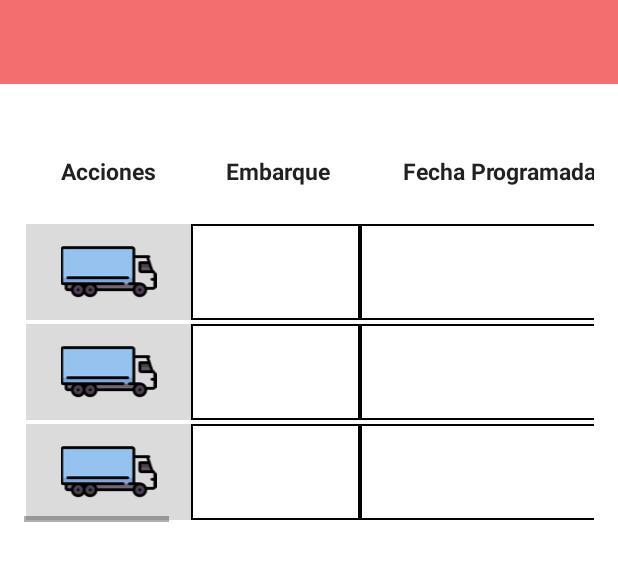
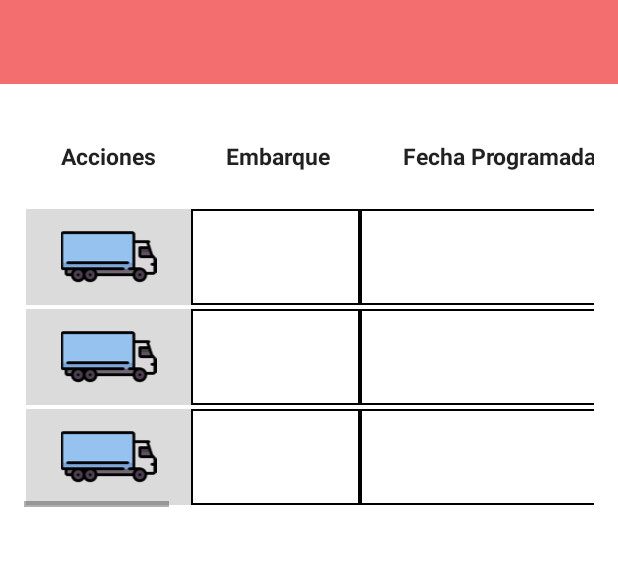
Before and after one commit to pakogn/trackingone, an Android app: the layout activity_embarques_mulero.xml on its own in the app's theme, with its tools: preview values and no code run, on a phone screen of 412 x 824 dp. Shown: the top 561 px of the screen. Run offline under Robolectric (Android 15) with nearby library versions, the phone set to English and light mode, and no system bars.

Commit message:
correcciones oks del toobar

```diff
--- a/trackingone-app/src/main/res/layout/activity_detalle_embarque.xml
+++ b/trackingone-app/src/main/res/layout/activity_detalle_embarque.xml
@@ -13,13 +13,14 @@
 
     <LinearLayout
         android:layout_width="match_parent"
+        android:paddingTop="55dp"
         android:layout_height="match_parent">
 
 
         <ScrollView
             android:layout_width="match_parent"
             android:layout_below="@+id/bar"
-            android:paddingTop="55dp"
+
             android:layout_height="match_parent">
 
             <LinearLayout
--- a/trackingone-app/src/main/res/layout/activity_embarques_mulero.xml
+++ b/trackingone-app/src/main/res/layout/activity_embarques_mulero.xml
@@ -22,11 +22,11 @@
         <ScrollView
             android:layout_width="match_parent"
             android:layout_height="match_parent"
-            android:layout_marginTop="10dp">
+            android:layout_marginTop="@dimen/barTop">
         <LinearLayout
             android:layout_width="match_parent"
             android:layout_height="wrap_content"
-            android:layout_marginTop="@dimen/barTop"
+
             android:orientation="vertical">
 
 
```
Also changed, not shown: trackingone-app/src/main/java/com/spyc/trackingone/ui/detalleEmbarque/DetalleEmbarque.java (+7 -0 lines).
